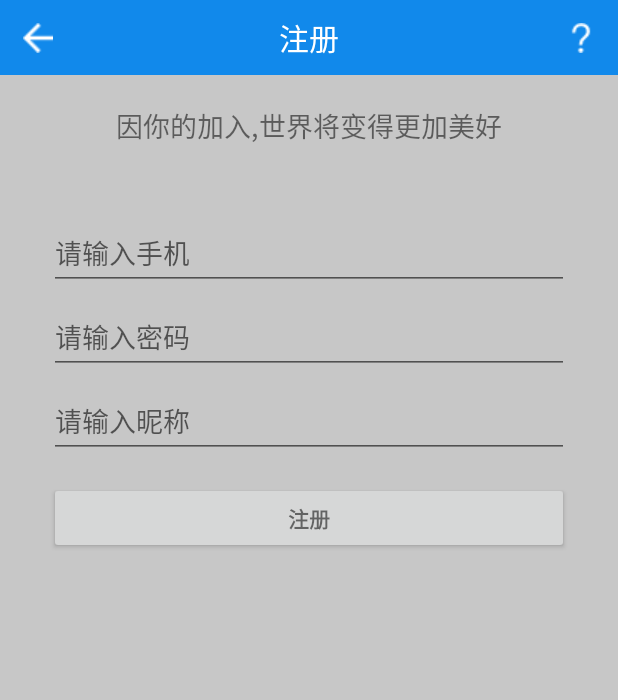
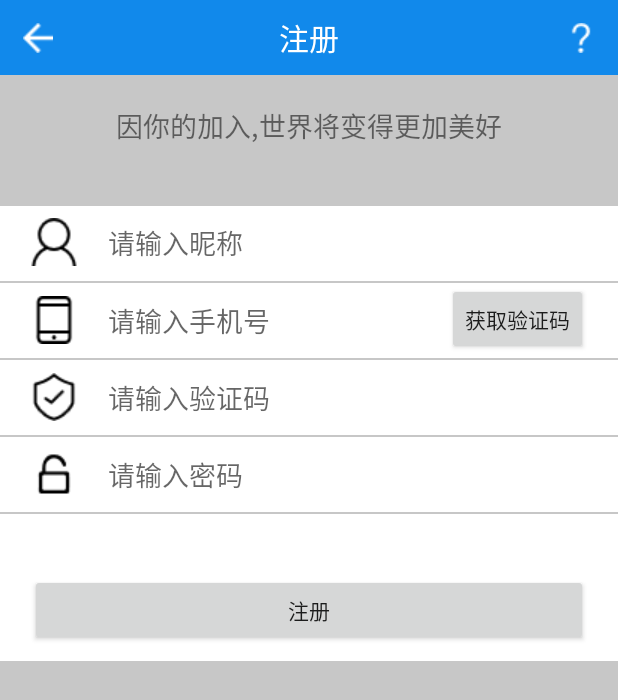
Before and after one commit to pingfan121/hudie, an Android app: the fragment RegisterModule placed in its activity, after a tap on "注册", on a phone screen of 412 x 824 dp. Shown: the top 700 px of the screen. Run offline under Robolectric (Android 15) with nearby library versions, the phone set to English and light mode, and no system bars.

Commit message:
07.04.02 修改了注册界面和验证码逻辑

```diff
--- a/client/butterfly/app/src/main/java/pf/com/butterfly/hander/IMsgHandler.java
+++ b/client/butterfly/app/src/main/java/pf/com/butterfly/hander/IMsgHandler.java
@@ -1,9 +1,11 @@
 package pf.com.butterfly.hander;
+
+import android.os.Message;
 
 /**
  * Created by admin on 2017/2/28.
  */
 public interface IMsgHandler
 {
-    void onMsgDispose(Object msg);
+    void onMsgDispose(Message msg);
 }
--- a/client/butterfly/app/src/main/java/pf/com/butterfly/hander/MsgHandler.java
+++ b/client/butterfly/app/src/main/java/pf/com/butterfly/hander/MsgHandler.java
@@ -58,7 +58,7 @@ public class MsgHandler extends Handler
 
         if(dises.containsKey(msg.what))
         {
-            dises.get(msg.what).onMsgDispose(msg.obj);
+            dises.get(msg.what).onMsgDispose(msg);
         }
         else
         {
--- /dev/null
+++ b/client/butterfly/app/src/main/java/pf/com/butterfly/http/BmobHttp.java
@@ -0,0 +1,48 @@
+package pf.com.butterfly.http;
+
+import android.os.Message;
+
+import java.io.BufferedReader;
+import java.io.FileNotFoundException;
+import java.io.InputStreamReader;
+import java.io.OutputStream;
+import java.io.PrintWriter;
+import java.net.HttpURLConnection;
+import java.net.URL;
+
+import pf.com.butterfly.hander.IMsgHandler;
+import pf.com.butterfly.hander.MsgHandler;
+import pf.com.butterfly.util.HDLog;
+
+/**
+ * 使用post 发送字节类型的数据
+ */
+public class BmobHttp extends HttpBase
+{
+    public BmobHttp(int what)
+    {
+        super(what);
+    }
+
+    public BmobHttp(IMsgHandler handler)
+    {
+        super(handler);
+    }
+
+    @Override
+    public void SetHttpHeader(HttpURLConnection conn)
+    {
+        conn.setRequestProperty("X-Bmob-Application-Id","a5a2688114fb06e9156acaaee76ca9a0");
+        conn.setRequestProperty("X-Bmob-REST-API-Key","603fc86123b6ad09a9e9c264103fb5a4");
+        conn.setRequestProperty("Content-Type","application/json");
+    }
+
+    @Override
+    public String DisposeException(Exception ex)
+    {
+        return ex.getMessage();
+
+    }
+
+
+}
--- /dev/null
+++ b/client/butterfly/app/src/main/java/pf/com/butterfly/http/HttpBase.java
@@ -0,0 +1,199 @@
+package pf.com.butterfly.http;
+
+import android.os.Message;
+
+import java.io.BufferedReader;
+import java.io.InputStreamReader;
+import java.io.OutputStream;
+import java.io.PrintWriter;
+import java.net.HttpURLConnection;
+import java.net.URL;
+
+import pf.com.butterfly.hander.IMsgHandler;
+import pf.com.butterfly.hander.MsgHandler;
+import pf.com.butterfly.util.HDLog;
+
+/**
+ * Created by admin on 2017/4/2.
+ */
+public class HttpBase extends Thread
+{
+    private String url="";
+    private int what=0;
+    private int flag=0;
+
+    private byte[] data;
+
+    public HttpBase(int what)
+    {
+        this.what=what;
+    }
+
+    public HttpBase(IMsgHandler handler)
+    {
+        this.what=MsgHandler.getInstance().getNewWhat();
+        MsgHandler.getInstance().addOneDispose(what,handler);
+    }
+
+
+    public void send(String url,String data)
+    {
+        try
+        {
+            send(url,data.getBytes("UTF-8"),0);
+        }
+        catch (Exception ex)
+        {
+
+        }
+    }
+
+    public void send(String url,String data,int flag)
+    {
+        try
+        {
+            send(url,data.getBytes("UTF-8"),flag);
+
+        }
+        catch (Exception ex)
+        {
+
+        }
+    }
+
+    public void send(String url,byte[] data)
+    {
+        send(url,data,0);
+    }
+
+    public void send(String url,byte[] data,int flag)
+    {
+        try
+        {
+
+            SendThread thread=new SendThread(this,what,flag,url,data);
+            thread.start();
+        }
+        catch (Exception ex)
+        {
+
+        }
+    }
+
+
+
+
+    public void SetHttpHeader(HttpURLConnection conn)
+    {
+
+    }
+
+    public String DisposeException(Exception ex)
+    {
+        return ex.getMessage();
+    }
+}
+class SendThread extends Thread
+{
+    private HttpBase http;
+
+    private String url="";
+    private int what=0;
+    private int flag=0;
+
+    private byte[] data;
+
+
+    public SendThread(HttpBase http,int what,int flag,String url,byte[] data)
+    {
+        this.http=http;
+        this.what=what;
+        this.flag=flag;
+        this.url=url;
+        this.data=data;
+    }
+
+    @Override
+    public void run()
+    {
+
+        Message message=new Message();
+
+        message.what=what;
+        message.arg1=flag;
+
+        String temp="";
+
+        HttpURLConnection conn = null;
+
+        PrintWriter out = null;
+        BufferedReader in = null;
+
+        URL realurl = null;
+
+        String result = "";
+
+        try
+        {
+
+
+
+
+            realurl = new URL(url);
+            conn = (HttpURLConnection)realurl.openConnection();
+            conn.setDoOutput(true);
+            conn.setRequestMethod("POST");
+//            conn.setRequestProperty("X-Bmob-Application-Id","a5a2688114fb06e9156acaaee76ca9a0");
+//            conn.setRequestProperty("X-Bmob-REST-API-Key","603fc86123b6ad09a9e9c264103fb5a4");
+//            conn.setRequestProperty("Content-Type","application/json");
+            http.SetHttpHeader(conn);
+
+            OutputStream temp_out = conn.getOutputStream();
+            temp_out.write(data);
+            temp_out.flush();
+            temp_out.close();
+
+            in = new BufferedReader(
+                    new InputStreamReader(conn.getInputStream()));
+
+            String line;
+            while ((line = in.readLine()) != null)
+            {
+                result += line;
+            }
+
+            message.obj=result;
+        }
+        catch (Exception ex)
+        {
+            HDLog.error("SendPost出现异常");
+
+
+
+            try
+            {
+                in = new BufferedReader(
+                        new InputStreamReader(conn.getErrorStream()));
+
+                String line;
+                while ((line = in.readLine()) != null)
+                {
+                    result += line;
+                }
+
+                message.obj=result;
+                message.arg2=-99;
+            }
+            catch (Exception ex2)
+            {
+                message.obj= ex.getMessage();
+                message.arg2=-100;
+            }
+
+
+
+        }
+
+        MsgHandler.getInstance().sendMessage(message);
+    }
+}
--- a/client/butterfly/app/src/main/java/pf/com/butterfly/message/net/NetManager.java
+++ b/client/butterfly/app/src/main/java/pf/com/butterfly/message/net/NetManager.java
@@ -30,7 +30,24 @@ public class NetManager
             WhatId=MsgHandler.getInstance().getNewWhat();
 
             //切换到ui线程
-            MsgHandler.getInstance().addOneDispose(WhatId,new Dispose());
+            MsgHandler.getInstance().addOneDispose(WhatId, new IMsgHandler() {
+                        @Override
+                        public void onMsgDispose(Message msg) {
+
+                            MsgBase mb =(MsgBase)msg.obj;
+                            //  MainActivity.getInstance().ShowText(str);
+
+                            try
+                            {
+                                MsgMap.GetResultClass(mb.CodeId).MsgCallback(mb);
+                            }
+                            catch(Exception ex)
+                            {
+                                //处理网络消息出现问题了...
+                            }
+                        }
+
+            });
         }
 
     }
@@ -52,22 +69,3 @@ public class NetManager
 
 
 }
-class Dispose implements IMsgHandler
-{
-    //处理网络消息
-    public void onMsgDispose(Object o)
-    {
-        MsgBase msg =(MsgBase)o;
-        //  MainActivity.getInstance().ShowText(str);
-
-        try
-        {
-            MsgMap.GetResultClass(msg.CodeId).MsgCallback(msg);
-        }
-        catch(Exception ex)
-        {
-
-        }
-
-    }
-}
--- a/client/butterfly/app/src/main/java/pf/com/butterfly/module/ShowPhoto.java
+++ b/client/butterfly/app/src/main/java/pf/com/butterfly/module/ShowPhoto.java
@@ -1,6 +1,7 @@
 package pf.com.butterfly.module;
 
 import android.graphics.Bitmap;
+import android.os.Message;
 import android.view.View;
 import android.widget.Button;
 import android.widget.ImageView;
@@ -187,9 +188,9 @@ public class ShowPhoto implements IMsgHandler
 
     //上传图片返回
     private String img_url;
-    public void onMsgDispose(Object msg)
+    public void onMsgDispose(Message msg)
     {
-        String data=msg.toString();
+        String data=msg.obj.toString();
 
         if(data == "" )
         {
--- a/client/butterfly/app/src/main/java/pf/com/butterfly/module/register/RegisterHead.java
+++ b/client/butterfly/app/src/main/java/pf/com/butterfly/module/register/RegisterHead.java
@@ -1,14 +1,21 @@
 package pf.com.butterfly.module.register;
 
+import android.os.Message;
 import android.view.View;
 import android.widget.Button;
 import android.widget.EditText;
+
+import com.google.gson.Gson;
+
 import pf.com.butterfly.R;
 import pf.com.butterfly.base.AppBaseControl;
 import pf.com.butterfly.base.AppBaseFragment;
+import pf.com.butterfly.hander.IMsgHandler;
+import pf.com.butterfly.http.BmobHttp;
 import pf.com.butterfly.message.Protocols.register_req;
 import pf.com.butterfly.message.net.NetManager;
 import pf.com.butterfly.module.title.TitleModule;
+import pf.com.butterfly.util.HDLog;
 
 /**
  * Created by admin on 2017/3/3.
@@ -27,10 +34,15 @@ public class RegisterHead extends AppBaseControl
     }
 
 
-    protected EditText et_mobile;
-    protected EditText et_password;
-    protected EditText et_nickname;
-    protected Button btn_register;
+    private EditText et_mobile;
+    private EditText et_password;
+    private EditText et_nickname;
+    private EditText et_verify;
+    private Button btn_register;
+    private Button btn_verify;
+
+    private  BmobHttp http;
+
 
     @Override
     public void init(AppBaseFragment fragment,View father)
@@ -39,9 +51,11 @@ public class RegisterHead extends AppBaseControl
 
         view=father.findViewById(R.id.register_head);
 
-        et_mobile=(EditText)view.findViewById(R.id.et_mobile);
-        et_password=(EditText)view.findViewById(R.id.et_password);
+        et_mobile=(EditText)view.findViewById(R.id.et_tel);
+        et_password=(EditText)view.findViewById(R.id.et_pass);
         et_nickname=(EditText)view.findViewById(R.id.et_name);
+        et_verify=(EditText)view.findViewById(R.id.et_verify);
+
         btn_register=(Button) view.findViewById(R.id.btn_register);
 
         btn_register.setOnClickListener(new View.OnClickListener() {
@@ -51,11 +65,107 @@ public class RegisterHead extends AppBaseControl
             }
         });
 
+        btn_verify=(Button) view.findViewById(R.id.btn_verify);
+
+        btn_verify.setOnClickListener(new View.OnClickListener() {
+            @Override
+            public void onClick(View view) {
+                OnVerifyBtn();
+            }
+        });
+
         view.setVisibility(View.INVISIBLE);
+
+        http=new BmobHttp(new IMsgHandler() {
+            @Override
+            public void onMsgDispose(Message msg) {
+                OnMessage(msg);
+            }
+        });
     }
 
-    //登录按钮事件
+    //注册按钮事件
     private void OnRegisterBtn()
+    {
+
+        //验证验证验证码
+        reqdata2 data2=new reqdata2();
+        data2.mobilePhoneNumber=et_mobile.getText().toString();
+
+        String str=new Gson().toJson(data2);
+
+        String code=et_verify.getText().toString();
+        //去获取验证码
+        http.send("https://api.bmob.cn/1/verifySmsCode/"+ code,str,2);
+
+    }
+
+    //获取验证码按钮
+    private void OnVerifyBtn()
+    {
+        reqdata data=new reqdata();
+        data.mobilePhoneNumber=et_mobile.getText().toString();
+        data.template="蝴蝶验证码";
+
+        String str=new Gson().toJson(data);
+       //去获取验证码
+        http.send("https://api.bmob.cn/1/requestSmsCode",str,1);
+
+    }
+
+
+    @Override
+    public void SetTitleView()
+    {
+        TitleModule.getInstance().SetTitle("注册");
+    }
+
+
+    //处理http返回
+    private void OnMessage(Message msg)
+    {
+        if(msg.arg2==-100)
+        {
+            //请求出现异常了....
+            HDLog.Toast(msg.obj.toString());
+            return ;
+        }
+
+        if(msg.arg2==-99)
+        {
+            if(msg.arg1==2)
+            {
+
+                resdata res =new Gson().fromJson(msg.obj.toString(),resdata.class);
+
+                if(res!=null)
+                {
+                    HDLog.Toast(GetErrText(res.code));
+                    return;
+                }
+
+            }
+
+            HDLog.Toast(msg.obj.toString());
+            return ;
+        }
+
+        if(msg.arg1==1)  //获取验证码
+        {
+            HDLog.info(msg.obj.toString());
+            HDLog.Toast("验证码已发送");
+        }
+        else if(msg.arg1==2) //验证验证码
+        {
+            HDLog.Toast(msg.obj.toString());
+
+            //提交服务器注册....
+            RegisterUser();
+        }
+
+    }
+
+    private void RegisterUser()
     {
         //验证手机号
         String mob=et_mobile.getText().toString();
@@ -73,14 +183,34 @@ public class RegisterHead extends AppBaseControl
         req.nickname=name;
 
         NetManager.SendMsg(req);
-
     }
 
-    @Override
-    public void SetTitleView()
+    private String GetErrText(int code)
     {
-        TitleModule.getInstance().SetTitle("注册");
+        if(code==207)
+        {
+            return "验证码错误";
+        }
+        else
+        {
+            return "验证错误码:"+code;
+        }
     }
 
 
 }
+
+class reqdata
+{
+    public String mobilePhoneNumber;
+    public String template;
+}
+class reqdata2
+{
+    public String mobilePhoneNumber;
+}
+class resdata
+{
+    public int code;
+    public String error;
+}
--- a/client/butterfly/app/src/main/java/pf/com/butterfly/module/update/UpdateModule.java
+++ b/client/butterfly/app/src/main/java/pf/com/butterfly/module/update/UpdateModule.java
@@ -57,7 +57,7 @@ public class UpdateModule
         //绑定获取更新文件返回函数
         MsgHandler.getInstance().addOneDispose(what, new IMsgHandler() {
             @Override
-            public void onMsgDispose(Object msg){
+            public void onMsgDispose(Message msg){
                 OnUpdateInfoBack(msg);
             }
         });
@@ -70,12 +70,12 @@ public class UpdateModule
 
 
     //下载更新文件的返回
-    public void OnUpdateInfoBack(Object msg)
+    public void OnUpdateInfoBack(Message msg)
     {
         HDLog.error("收到了消息....");
-        HDLog.error("收到了消息:"+(String)msg);
+        HDLog.error("收到了消息:"+(String)msg.obj);
 
-        String msgstr=(String)msg;
+        String msgstr=(String)msg.obj;
 
         if(msgstr.equals("-100"))
         {
--- a/client/butterfly/app/src/main/res/layout/register_head.xml
+++ b/client/butterfly/app/src/main/res/layout/register_head.xml
@@ -17,82 +17,153 @@
 
 
     <LinearLayout
-        android:orientation="horizontal"
+        android:orientation="vertical"
         android:layout_width="match_parent"
-        android:layout_height="match_parent"
+        android:layout_height="wrap_content"
         android:weightSum="5"
-        android:gravity="center_horizontal">
-
+        android:gravity="center_horizontal"
+        android:background="@color/app_white"
+        >
 
 
         <LinearLayout
-            android:id="@+id/email_login_form"
-            android:layout_width="wrap_content"
-            android:layout_height="wrap_content"
-            android:orientation="vertical"
-            android:layout_weight="4">
+            android:orientation="horizontal"
+            android:layout_width="match_parent"
+            android:layout_height="50dp"
+            android:paddingBottom="1dp">
 
-            <android.support.design.widget.TextInputLayout
-                android:layout_width="match_parent"
-                android:layout_height="wrap_content">
+            <ImageView
+                android:layout_width="32dp"
+                android:layout_height="32dp"
+                android:id="@+id/imageView6"
+                android:layout_marginLeft="20dp"
+                android:layout_gravity="center_vertical"
+                android:src="@drawable/nicheng" />
 
-                <AutoCompleteTextView
-                    android:id="@+id/et_mobile"
-                    android:layout_width="match_parent"
-                    android:layout_height="wrap_content"
-                    android:hint="请输入手机"
-                    android:inputType="phone"
-                    android:maxLines="1"
-                    android:singleLine="true" />
+            <EditText
+                android:layout_width="wrap_content"
+                android:layout_height="match_parent"
+                android:layout_weight="1"
+                android:layout_gravity="center_vertical"
+                android:background="@color/app_lucency"
+                android:layout_marginLeft="20dp"
+                android:hint="请输入昵称"
+                android:id="@+id/et_name" />
+        </LinearLayout>
 
-            </android.support.design.widget.TextInputLayout>
+        <ImageView
+            android:layout_width="match_parent"
+            android:layout_height="1dp"
+            android:id="@+id/imageView7"
+            android:background="@color/app_mod_ground"/>
 
-            <android.support.design.widget.TextInputLayout
-                android:layout_width="match_parent"
-                android:layout_height="wrap_content">
+        <LinearLayout
+            android:orientation="horizontal"
+            android:layout_width="match_parent"
+            android:layout_height="50dp">
 
-                <EditText
-                    android:id="@+id/et_password"
-                    android:layout_width="match_parent"
-                    android:layout_height="wrap_content"
-                    android:hint="请输入密码"
-                    android:imeActionId="@+id/login"
-                    android:imeActionLabel="@string/action_sign_in_short"
-                    android:imeOptions="actionUnspecified"
-                    android:inputType="textPassword"
-                    android:maxLines="1"
-                    android:singleLine="true" />
+            <ImageView
+                android:layout_width="32dp"
+                android:layout_height="32dp"
+                android:id="@+id/imageView5"
+                android:layout_marginLeft="20dp"
+                android:layout_gravity="center_vertical"
+                android:src="@drawable/shouji"/>
 
-            </android.support.design.widget.TextInputLayout>
-
-            <android.support.design.widget.TextInputLayout
-                android:layout_width="match_parent"
-                android:layout_height="wrap_content">
-
-                <EditText
-                    android:id="@+id/et_name"
-                    android:layout_width="match_parent"
-                    android:layout_height="wrap_content"
-                    android:hint="请输入昵称"
-                    android:imeActionId="@+id/login"
-                    android:imeActionLabel="@string/action_sign_in_short"
-                    android:imeOptions="actionUnspecified"
-                    android:inputType="text"
-                    android:maxLines="1"
-                    android:singleLine="true" />
-
-            </android.support.design.widget.TextInputLayout>
+            <EditText
+                android:layout_width="wrap_content"
+                android:layout_height="match_parent"
+                android:id="@+id/et_tel"
+                android:layout_weight="1"
+                android:layout_gravity="center_vertical"
+                android:background="@color/app_lucency"
+                android:layout_marginLeft="20dp"
+                android:hint="请输入手机号"/>
 
             <Button
-                android:id="@+id/btn_register"
-                style="?android:textAppearanceSmall"
-                android:layout_width="match_parent"
+                android:layout_width="wrap_content"
                 android:layout_height="wrap_content"
-                android:layout_marginTop="16dp"
-                android:text="注册"
-                android:textStyle="bold" />
+                android:text="获取验证码"
+                android:id="@+id/btn_verify"
+                android:layout_marginRight="20dp" />
 
         </LinearLayout>
+
+        <ImageView
+            android:layout_width="match_parent"
+            android:layout_height="1dp"
+            android:id="@+id/imageView8"
+            android:background="@color/app_mod_ground" />
+
+        <LinearLayout
+            android:orientation="horizontal"
+            android:layout_width="match_parent"
+            android:layout_height="50dp" >
+
+            <ImageView
+                android:layout_width="32dp"
+                android:layout_height="32dp"
+                android:id="@+id/imageView9"
+                android:layout_marginLeft="20dp"
+                android:layout_gravity="center_vertical"
+                android:src="@drawable/yanzheng" />
+
+            <EditText
+                android:layout_width="wrap_content"
+                android:layout_height="match_parent"
+                android:id="@+id/et_verify"
+                android:layout_weight="1"
+                android:layout_gravity="center_vertical"
+                android:background="@color/app_lucency"
+                android:layout_marginLeft="20dp"
+                android:hint="请输入验证码" />
+        </LinearLayout>
+
+        <ImageView
+            android:layout_width="match_parent"
+            android:layout_height="1dp"
+            android:id="@+id/imageView10"
+            android:background="@color/app_mod_ground" />
+
+        <LinearLayout
+            android:orientation="horizontal"
+            android:layout_width="match_parent"
+            android:layout_height="50dp" >
+
+            <ImageView
+                android:layout_width="32dp"
+                android:layout_height="32dp"
+                android:id="@+id/imageView11"
+                android:layout_marginLeft="20dp"
+                android:layout_gravity="center_vertical"
+                android:src="@drawable/mima" />
+
+            <EditText
+                android:layout_width="wrap_content"
+                android:layout_height="match_parent"
+                android:id="@+id/et_pass"
+                android:layout_weight="1"
+                android:layout_gravity="center_vertical"
+                android:background="@color/app_lucency"
+                android:layout_marginLeft="20dp"
+                android:hint="请输入密码" />
+        </LinearLayout>
+
+        <ImageView
+            android:layout_width="match_parent"
+            android:layout_height="1dp"
+            android:id="@+id/imageView12"
+            android:background="@color/app_mod_ground" />
+
+        <Button
+            android:layout_width="match_parent"
+            android:layout_height="wrap_content"
+            android:text="注册"
+            android:id="@+id/btn_register"
+            android:layout_marginLeft="20dp"
+            android:layout_marginRight="20dp"
+            android:layout_marginTop="40dp"
+            android:layout_marginBottom="10dp" />
     </LinearLayout>
 
 </LinearLayout>
--- a/client/butterfly/app/src/main/res/values/colors.xml
+++ b/client/butterfly/app/src/main/res/values/colors.xml
@@ -14,6 +14,7 @@
     <color name="app_black">#000000</color>
     <color name="txt_back">#000000</color>
     <color name="app_view_down">#646363</color>
+    <color name="app_lucency">#00000000</color>
 
 
 
```
Also changed, not shown: client/butterfly/app/src/main/res/drawable/mima.png (added), client/butterfly/app/src/main/res/drawable/nicheng.png (added), client/butterfly/app/src/main/res/drawable/shouji.png (added), client/butterfly/app/src/main/res/drawable/yanzheng.png (added).
